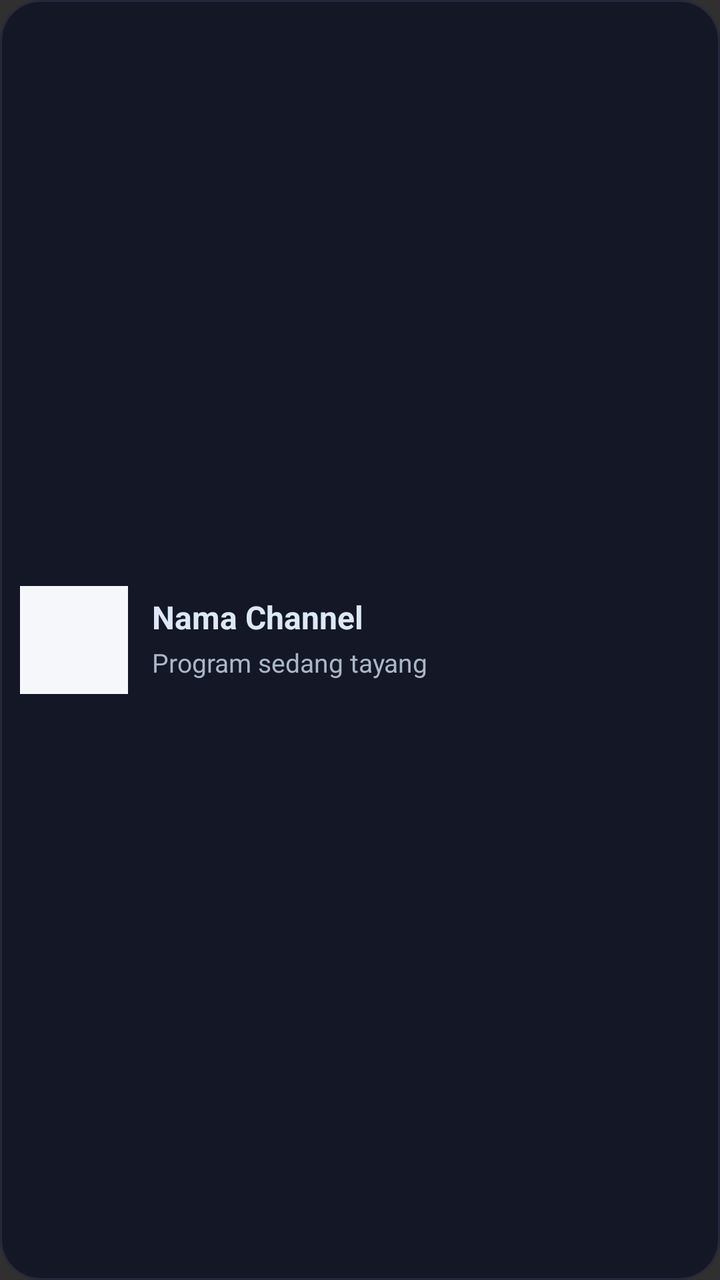
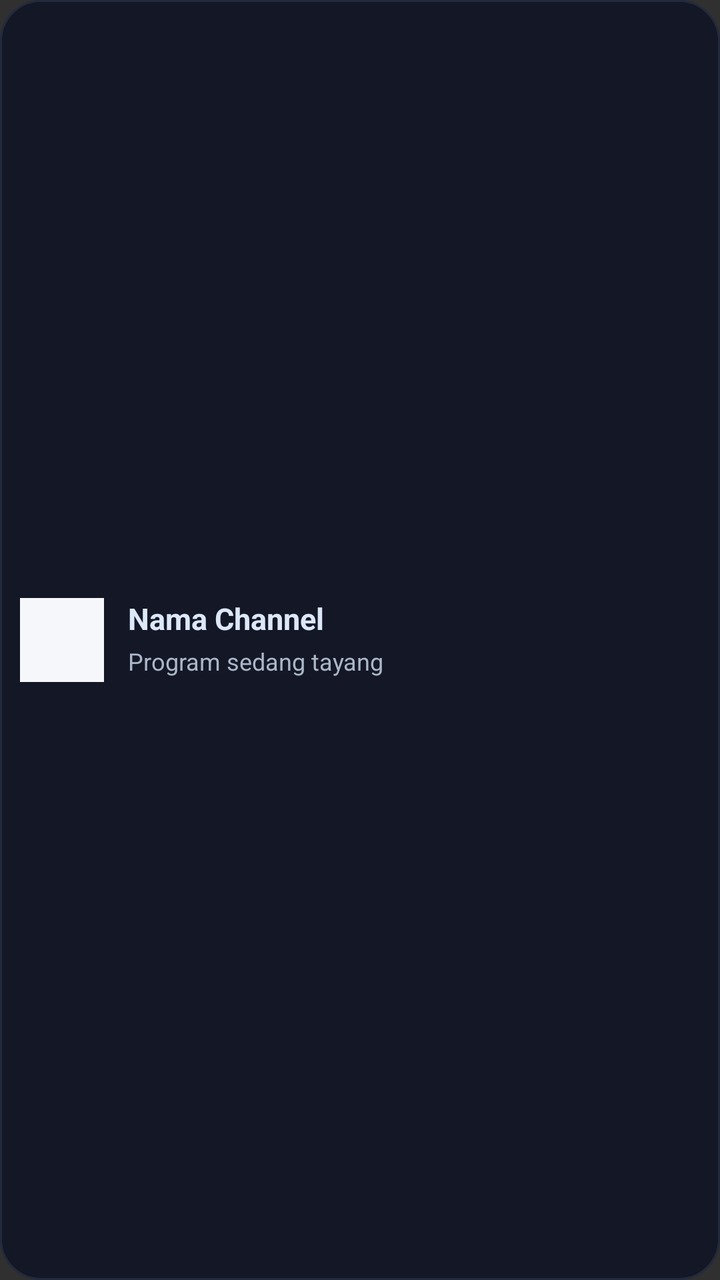

The first picture is an Android layout as it rendered before a commit; the second is the same layout after the commit. The layout source and the unified diff follow.
<!-- AndroidManifest.xml: application theme Theme.AppCompat.NoActionBar -->
<!-- res/layout/item_channel.xml -->
<?xml version="1.0" encoding="utf-8"?>
<LinearLayout xmlns:android="http://schemas.android.com/apk/res/android"
    android:layout_width="match_parent"
    android:layout_height="88dp"
    android:layout_marginStart="2dp"
    android:layout_marginEnd="2dp"
    android:layout_marginTop="3dp"
    android:layout_marginBottom="3dp"
    android:background="@drawable/bg_tile_selector"
    android:descendantFocusability="blocksDescendants"
    android:focusable="true"
    android:focusableInTouchMode="true"
    android:gravity="center_vertical"
    android:orientation="horizontal"
    android:padding="10dp">

    <FrameLayout
        android:layout_width="54dp"
        android:layout_height="54dp"
        android:background="#F5F7FA"
        android:padding="3dp">
        <ImageView
            android:id="@+id/ivLogo"
            android:layout_width="match_parent"
            android:layout_height="match_parent"
            android:contentDescription="Logo Channel"
            android:scaleType="fitCenter" />
        <TextView
            android:id="@+id/tvLogoFallback"
            android:layout_width="match_parent"
            android:layout_height="match_parent"
            android:gravity="center"
            android:text="TV"
            android:textColor="#142238"
            android:textSize="15sp"
            android:textStyle="bold"
            android:visibility="gone" />
    </FrameLayout>

    <LinearLayout
        android:layout_width="0dp"
        android:layout_height="wrap_content"
        android:layout_marginStart="12dp"
        android:layout_weight="1"
        android:orientation="vertical">
        <TextView
            android:id="@+id/tvChannelName"
            android:layout_width="match_parent"
            android:layout_height="wrap_content"
            android:ellipsize="end"
            android:maxLines="1"
            android:text="Nama Channel"
            android:textColor="#DCE8F8"
            android:textSize="16sp"
            android:textStyle="bold" />
        <TextView
            android:id="@+id/tvChannelMeta"
            android:layout_width="match_parent"
            android:layout_height="wrap_content"
            android:layout_marginTop="3dp"
            android:ellipsize="end"
            android:maxLines="1"
            android:text="Program sedang tayang"
            android:textColor="#AAB7C7"
            android:textSize="13sp" />
        <LinearLayout
            android:layout_width="wrap_content"
            android:layout_height="wrap_content"
            android:layout_marginTop="2dp"
            android:orientation="horizontal">
            <TextView
                android:id="@+id/badgeMulti"
                android:layout_width="wrap_content"
                android:layout_height="wrap_content"
                android:layout_marginEnd="4dp"
                android:background="@color/multi_badge"
                android:paddingHorizontal="5dp"
                android:paddingVertical="1dp"
                android:text="MULTI LINK"
                android:textColor="@color/multi_text"
                android:textSize="8sp"
                android:textStyle="bold"
                android:visibility="gone" />
            <TextView
                android:id="@+id/badgeNative"
                android:layout_width="wrap_content"
                android:layout_height="wrap_content"
                android:background="@color/gold_badge"
                android:paddingHorizontal="5dp"
                android:paddingVertical="1dp"
                android:text="NATIVE HEADER"
                android:textColor="@color/gold_text"
                android:textSize="8sp"
                android:textStyle="bold"
                android:visibility="gone" />
        </LinearLayout>
    </LinearLayout>
</LinearLayout>
<!-- resources referenced by this layout -->
<resources>
  <color name="gold_badge">#62471B</color>
  <color name="gold_text">#FFE0A0</color>
  <color name="multi_badge">#174D53</color>
  <color name="multi_text">#A7F2EC</color>
  <!-- drawable bg_tile_selector (drawable) -->
  <?xml version="1.0" encoding="utf-8"?>
  <selector xmlns:android="http://schemas.android.com/apk/res/android">
      <item android:state_focused="true">
          <shape android:shape="rectangle"><gradient android:angle="0" android:startColor="#1B253C" android:endColor="#18243A"/><stroke android:width="2dp" android:color="#16D7EA"/><corners android:radius="20dp"/></shape>
      </item>
      <item android:state_selected="true">
          <shape android:shape="rectangle"><solid android:color="#19243A"/><stroke android:width="2dp" android:color="#16D7EA"/><corners android:radius="20dp"/></shape>
      </item>
      <item>
          <shape android:shape="rectangle"><solid android:color="#141725"/><stroke android:width="1dp" android:color="#242A3D"/><corners android:radius="20dp"/></shape>
      </item>
  </selector>
</resources>

<!-- the commit's change to res/layout/item_channel.xml (unified diff, before → after) -->
@@ -1,7 +1,7 @@
 <?xml version="1.0" encoding="utf-8"?>
 <LinearLayout xmlns:android="http://schemas.android.com/apk/res/android"
     android:layout_width="match_parent"
-    android:layout_height="88dp"
+    android:layout_height="82dp"
     android:layout_marginStart="2dp"
     android:layout_marginEnd="2dp"
     android:layout_marginTop="3dp"
@@ -15,8 +15,8 @@
     android:padding="10dp">
 
     <FrameLayout
-        android:layout_width="54dp"
-        android:layout_height="54dp"
+        android:layout_width="42dp"
+        android:layout_height="42dp"
         android:background="#F5F7FA"
         android:padding="3dp">
         <ImageView
@@ -51,7 +51,7 @@
             android:maxLines="1"
             android:text="Nama Channel"
             android:textColor="#DCE8F8"
-            android:textSize="16sp"
+            android:textSize="15sp"
             android:textStyle="bold" />
         <TextView
             android:id="@+id/tvChannelMeta"
@@ -62,7 +62,7 @@
             android:maxLines="1"
             android:text="Program sedang tayang"
             android:textColor="#AAB7C7"
-            android:textSize="13sp" />
+            android:textSize="12sp" />
         <LinearLayout
             android:layout_width="wrap_content"
             android:layout_height="wrap_content"
